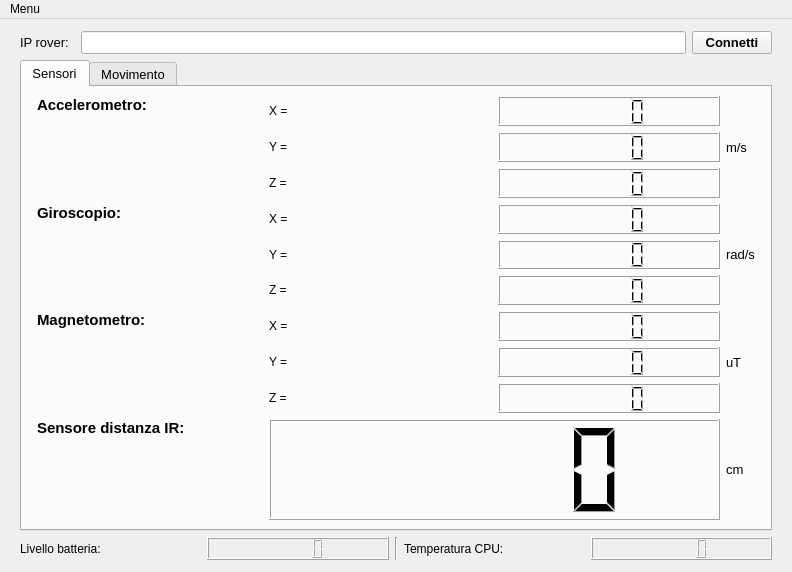
Old version of the form RoverGUI/form.ui in the repository Sapienza-Technology-2021/Socket-GUI.
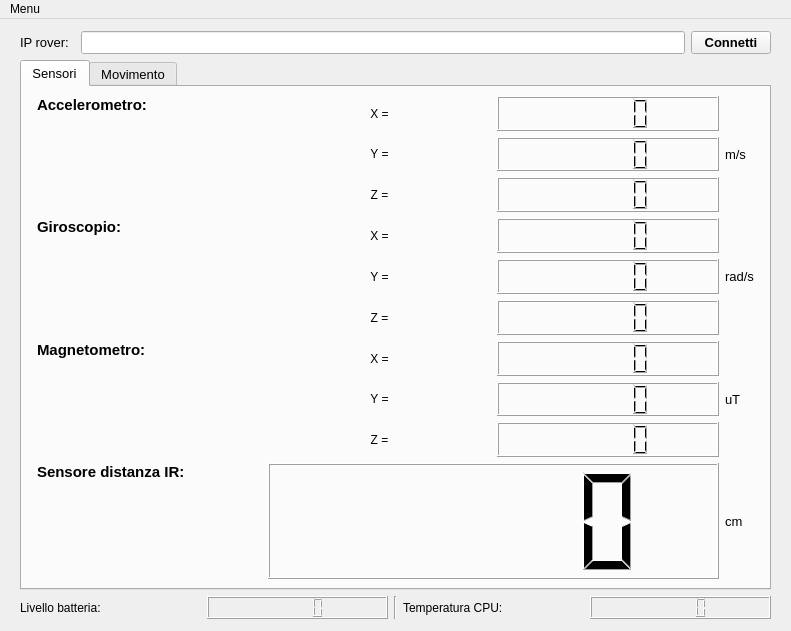
New version of the form. Icons and pictures are not drawn.

```diff
--- a/RoverGUI/form.ui
+++ b/RoverGUI/form.ui
@@ -6,8 +6,8 @@
    <rect>
     <x>0</x>
     <y>0</y>
-    <width>792</width>
-    <height>572</height>
+    <width>791</width>
+    <height>631</height>
    </rect>
   </property>
   <property name="windowTitle">
@@ -210,6 +210,9 @@
             <property name="text">
              <string>Y =</string>
             </property>
+            <property name="alignment">
+             <set>Qt::AlignCenter</set>
+            </property>
            </widget>
           </item>
           <item row="2" column="1">
@@ -238,6 +241,9 @@
             <property name="text">
              <string>X =</string>
             </property>
+            <property name="alignment">
+             <set>Qt::AlignCenter</set>
+            </property>
            </widget>
           </item>
           <item row="2" column="0">
@@ -250,6 +256,9 @@
             <property name="text">
              <string>Z =</string>
             </property>
+            <property name="alignment">
+             <set>Qt::AlignCenter</set>
+            </property>
            </widget>
           </item>
          </layout>
@@ -269,6 +278,9 @@
             <property name="text">
              <string>X =</string>
             </property>
+            <property name="alignment">
+             <set>Qt::AlignCenter</set>
+            </property>
            </widget>
           </item>
           <item row="0" column="1">
@@ -284,6 +296,9 @@
             <property name="text">
              <string>Y =</string>
             </property>
+            <property name="alignment">
+             <set>Qt::AlignCenter</set>
+            </property>
            </widget>
           </item>
           <item row="2" column="0">
@@ -296,6 +311,9 @@
             <property name="text">
              <string>Z =</string>
             </property>
+            <property name="alignment">
+             <set>Qt::AlignCenter</set>
+            </property>
            </widget>
           </item>
           <item row="2" column="1">
@@ -315,6 +333,9 @@
             <property name="text">
              <string>Y =</string>
             </property>
+            <property name="alignment">
+             <set>Qt::AlignCenter</set>
+            </property>
            </widget>
           </item>
           <item row="0" column="0">
@@ -327,6 +348,9 @@
             <property name="text">
              <string>X =</string>
             </property>
+            <property name="alignment">
+             <set>Qt::AlignCenter</set>
+            </property>
            </widget>
           </item>
           <item row="0" column="1">
@@ -345,6 +369,9 @@
             <property name="text">
              <string>Z =</string>
             </property>
+            <property name="alignment">
+             <set>Qt::AlignCenter</set>
+            </property>
            </widget>
           </item>
           <item row="2" column="1">
@@ -737,7 +764,7 @@
     <rect>
      <x>0</x>
      <y>0</y>
-     <width>792</width>
+     <width>791</width>
      <height>21</height>
     </rect>
    </property>
```
